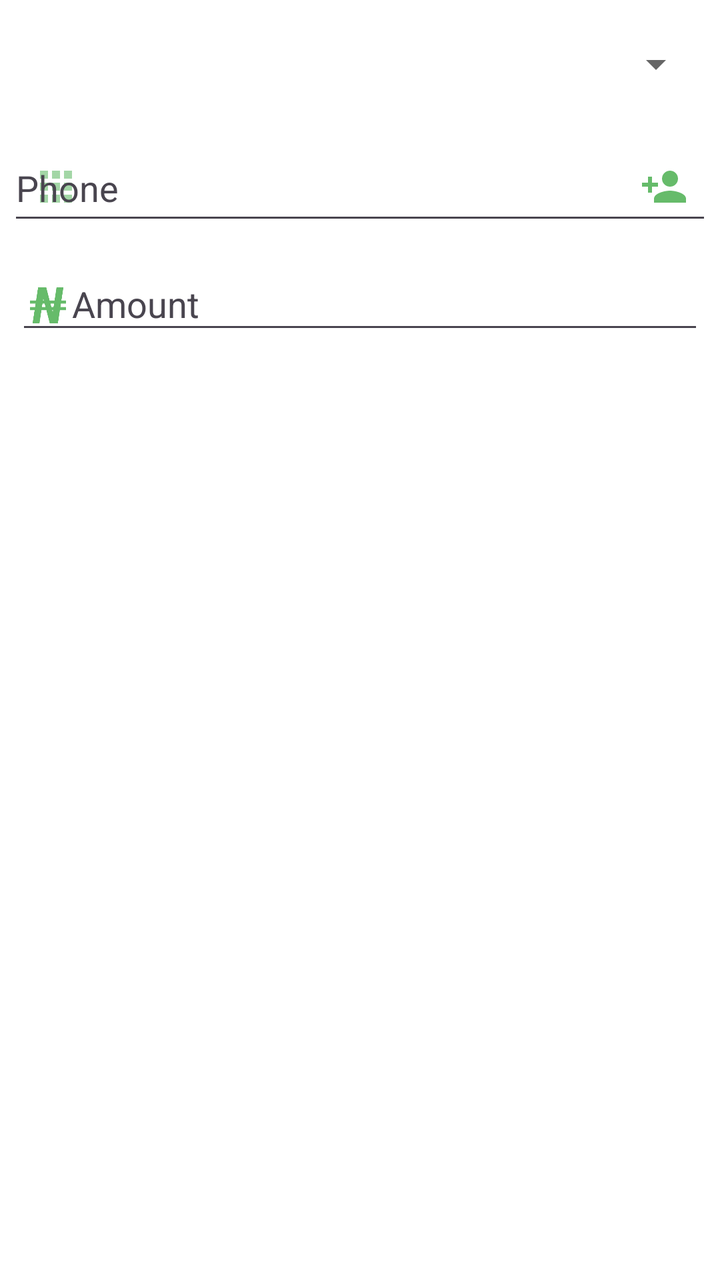
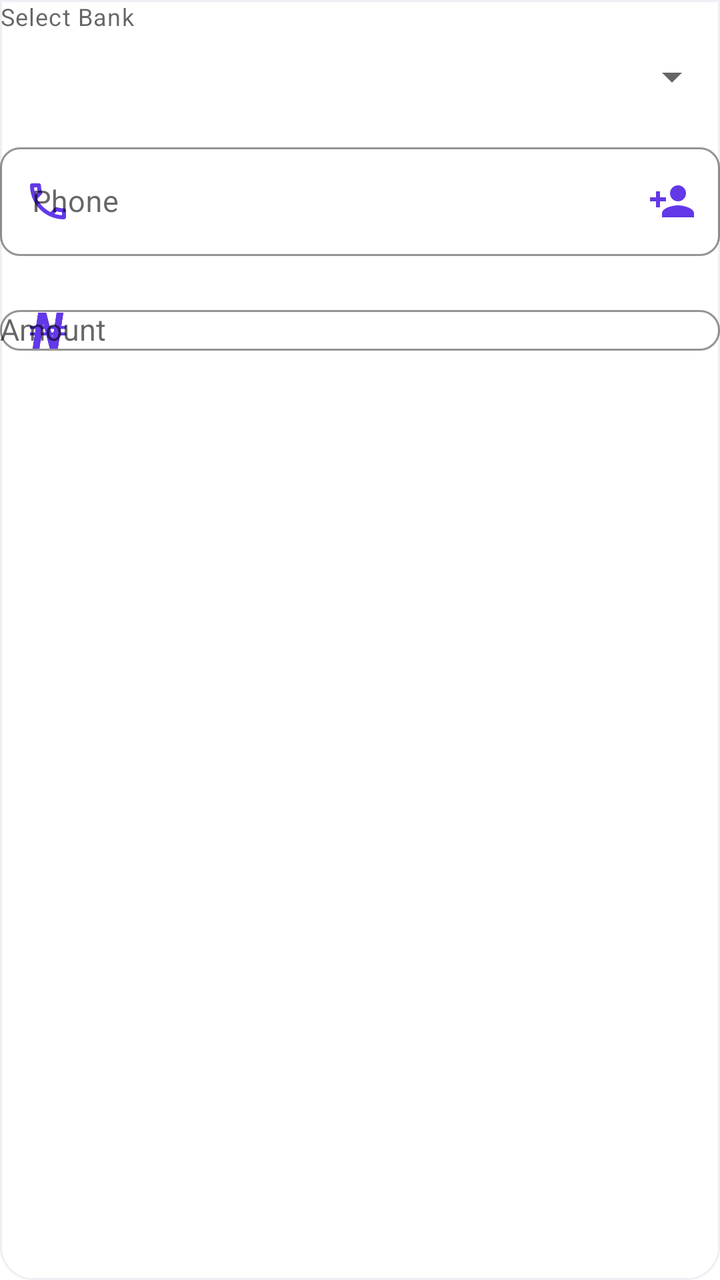

Compare the two renders of this Android layout. The source of the first and the diff that turns it into the second are given below.
<!-- AndroidManifest.xml: application theme Theme.EasyCheck -->
<!-- res/layout/airtime_from_bank.xml -->
<?xml version="1.0" encoding="utf-8"?>
<androidx.constraintlayout.widget.ConstraintLayout xmlns:android="http://schemas.android.com/apk/res/android"
    xmlns:app="http://schemas.android.com/apk/res-auto"
    android:layout_width="match_parent"
    android:layout_height="wrap_content"
    android:padding="4.0dip">

    <androidx.appcompat.widget.LinearLayoutCompat
        android:id="@id/contact_bg_layout"
        android:layout_width="match_parent"
        android:layout_height="wrap_content"
        android:layout_marginBottom="4.0dip"
        android:orientation="vertical"
        app:layout_constraintTop_toTopOf="parent"
        app:layout_constraintLeft_toLeftOf="parent"
        app:layout_constraintRight_toRightOf="parent">

        <com.google.android.material.textfield.TextInputLayout
            style="@style/Widget.Material3.TextInputLayout.OutlinedBox.Dense.ExposedDropdownMenu"
            android:layout_width="match_parent"
            android:layout_height="wrap_content"
            android:layout_margin="4.0dip"
            android:theme="@style/Theme.Material3.DayNight"
            app:endIconMode="none">
            <Spinner
                android:id="@+id/bank_spinner"
                android:layout_width="match_parent"
                android:layout_height="wrap_content"
                android:minHeight="48.0dip"
                android:spinnerMode="dropdown"
                android:theme="@style/USSDTheme" />
        </com.google.android.material.textfield.TextInputLayout>

        <com.google.android.material.textfield.TextInputLayout
            android:id="@+id/recharge_phone_layout"
            style="@style/Widget.Material3.TextInputLayout.OutlinedBox.ExposedDropdownMenu"
            android:layout_width="match_parent"
            android:layout_height="wrap_content"
            android:layout_marginVertical="4.0dip"
            android:layout_marginTop="4.0dip"
            android:layout_marginBottom="4.0dip"
            android:hint="@string/phone"
            android:theme="@style/Theme.Material3.DayNight"
            app:endIconDrawable="@drawable/ic_baseline_person_add_24"
            app:endIconMode="custom"
            app:endIconTint="@color/green_400"
            app:startIconDrawable="@drawable/ic_action_phone"
            app:startIconTint="@color/green_400">

            <com.google.android.material.textfield.TextInputEditText
                android:id="@+id/recharge_phone"
                android:layout_width="match_parent"
                android:textColor="@color/grey_700"
                android:layout_height="match_parent"
                android:inputType="phone"
                android:textColorHint="@color/grey_20" />
        </com.google.android.material.textfield.TextInputLayout>


        <com.google.android.material.textfield.TextInputLayout
            android:layout_width="match_parent"
            android:layout_height="wrap_content"
            android:layout_margin="4.0dip"
            android:hint="@string/amount"
            android:theme="@style/Theme.Material3.DayNight"
            app:endIconMode="clear_text">

            <com.google.android.material.textfield.MaterialAutoCompleteTextView
                android:id="@+id/amount_selected"
                android:layout_width="match_parent"
                android:layout_height="wrap_content"
                android:textColor="@color/grey_700"
                android:drawableStart="@drawable/ic_naira_24"
                android:drawableTint="@color/green_400"
                android:inputType="phone" />
        </com.google.android.material.textfield.TextInputLayout>
    </androidx.appcompat.widget.LinearLayoutCompat>

    <androidx.constraintlayout.widget.ConstraintLayout
        android:id="@+id/sim_place_holder"
        android:layout_width="wrap_content"
        android:layout_height="wrap_content"
        app:layout_constraintLeft_toLeftOf="parent"
        app:layout_constraintRight_toRightOf="parent"
        app:layout_constraintTop_toBottomOf="@+id/contact_bg_layout" />
</androidx.constraintlayout.widget.ConstraintLayout>
<!-- resources referenced by this layout -->
<resources>
  <color name="green_400">#ff66bb6a</color>
  <color name="grey_20">#ffcccccc</color>
  <color name="grey_700">#ff616161</color>
  <!-- drawable ic_action_phone (drawable-anydpi) -->
  <vector xmlns:android="http://schemas.android.com/apk/res/android"
      android:width="24dp"
      android:height="24dp"
      android:viewportWidth="24"
      android:viewportHeight="24"
      android:tint="#333333"
      android:alpha="0.6">
    <path
        android:fillColor="@android:color/white"
        android:pathData="M4,8h4L8,4L4,4v4zM10,20h4v-4h-4v4zM4,20h4v-4L4,16v4zM4,14h4v-4L4,10v4zM10,14h4v-4h-4v4zM16,4v4h4L20,4h-4zM10,8h4L14,4h-4v4zM16,14h4v-4h-4v4zM16,20h4v-4h-4v4z"/>
  </vector>
  <!-- drawable ic_baseline_person_add_24 (drawable) -->
  <?xml version="1.0" encoding="utf-8"?>
  <vector android:tint="#ffffffff" android:height="24.0dip" android:width="24.0dip" android:viewportWidth="24.0" android:viewportHeight="24.0"
    xmlns:android="http://schemas.android.com/apk/res/android">
      <path android:fillColor="@android:color/white" android:pathData="M15,12c2.21,0 4,-1.79 4,-4s-1.79,-4 -4,-4 -4,1.79 -4,4 1.79,4 4,4zM6,10L6,7L4,7v3L1,10v2h3v3h2v-3h3v-2L6,10zM15,14c-2.67,0 -8,1.34 -8,4v2h16v-2c0,-2.66 -5.33,-4 -8,-4z" />
  </vector>
  <!-- drawable ic_naira_24 (drawable) -->
  <?xml version="1.0" encoding="utf-8"?>
  <layer-list
    xmlns:android="http://schemas.android.com/apk/res/android">
      <item android:height="18.0dip" android:width="18.0dip" android:drawable="@drawable/naira" android:start="3.0dip" android:end="3.0dip" />
  </layer-list>
  <string name="amount">Amount</string>
  <string name="phone">Phone</string>
  <style name="USSDTheme" parent="@style/Theme.MaterialComponents.Light.NoActionBar">
          <item name="android:statusBarColor">@android:color/transparent</item>
          <item name="colorAccent">@color/colorAccent</item>
          <item name="colorPrimary">@color/colorPrimary</item>
          <item name="colorPrimaryDark">@color/colorPrimaryDark</item>
          <item name="dialogTheme">@style/ThemeOverlay.MaterialComponents.Dialog.Alert</item>
          <item name="materialAlertDialogTheme">@style/ThemeOverlay.MaterialComponents.Dialog.Alert</item>
      </style>
  <style name="Theme.EasyCheck" parent="Theme.MaterialComponents.Light.NoActionBar">
          
          <item name="colorPrimary">@color/purple_500</item>
          <item name="colorPrimaryVariant">@color/purple_700</item>
          <item name="colorOnPrimary">@color/white</item>
          <item name="rippleColor">@color/rippleColor</item>
          
          <item name="colorSecondary">@color/teal_200</item>
          <item name="colorSecondaryVariant">@color/teal_700</item>
          <item name="colorOnSecondary">@color/black</item>
          
          <item name="android:statusBarColor">#4934D8</item>
          
      </style>
  <!-- drawable naira: png bitmap (drawable, 2474 bytes) -->
  <color name="colorAccent">#FFBB86FC</color>
  <color name="colorPrimary">#D633A0</color>
  <color name="colorPrimaryDark">#683087</color>
  <color name="purple_500">#FF6200EE</color>
  <color name="purple_700">#FF3700B3</color>
  <color name="white">#FFFFFFFF</color>
  <color name="rippleColor">#33000000</color>
  <color name="teal_200">#FF03DAC5</color>
  <color name="teal_700">#FF018786</color>
  <color name="black">#FF000000</color>
</resources>

<!-- the commit's change to res/layout/airtime_from_bank.xml (unified diff, before → after) -->
@@ -1,86 +1,96 @@
 <?xml version="1.0" encoding="utf-8"?>
-<androidx.constraintlayout.widget.ConstraintLayout xmlns:android="http://schemas.android.com/apk/res/android"
+<LinearLayout
+    xmlns:android="http://schemas.android.com/apk/res/android"
     xmlns:app="http://schemas.android.com/apk/res-auto"
     android:layout_width="match_parent"
     android:layout_height="wrap_content"
-    android:padding="4.0dip">
+    android:layout_marginHorizontal="12dp"
+    android:layout_marginBottom="6dp"
+    android:orientation="vertical"
+    android:background="@drawable/bg_reveal_panel">
 
-    <androidx.appcompat.widget.LinearLayoutCompat
-        android:id="@id/contact_bg_layout"
+    
+    <com.google.android.material.textfield.TextInputLayout
         android:layout_width="match_parent"
         android:layout_height="wrap_content"
-        android:layout_marginBottom="4.0dip"
-        android:orientation="vertical"
-        app:layout_constraintTop_toTopOf="parent"
-        app:layout_constraintLeft_toLeftOf="parent"
-        app:layout_constraintRight_toRightOf="parent">
+        android:layout_marginBottom="8dp"
+        app:helperText="Select Bank"
+        app:boxCornerRadiusTopStart="10dp"
+        app:boxCornerRadiusTopEnd="10dp"
+        app:boxCornerRadiusBottomStart="10dp"
+        app:boxCornerRadiusBottomEnd="10dp"
+        app:boxStrokeColor="#4934D8">
 
-        <com.google.android.material.textfield.TextInputLayout
-            style="@style/Widget.Material3.TextInputLayout.OutlinedBox.Dense.ExposedDropdownMenu"
+        <Spinner
+            android:id="@+id/bank_spinner"
             android:layout_width="match_parent"
             android:layout_height="wrap_content"
-            android:layout_margin="4.0dip"
-            android:theme="@style/Theme.Material3.DayNight"
-            app:endIconMode="none">
-            <Spinner
-                android:id="@+id/bank_spinner"
-                android:layout_width="match_parent"
-                android:layout_height="wrap_content"
-                android:minHeight="48.0dip"
-                android:spinnerMode="dropdown"
-                android:theme="@style/USSDTheme" />
-        </com.google.android.material.textfield.TextInputLayout>
+            android:minHeight="44dp"
+            android:spinnerMode="dropdown" />
 
-        <com.google.android.material.textfield.TextInputLayout
-            android:id="@+id/recharge_phone_layout"
-            style="@style/Widget.Material3.TextInputLayout.OutlinedBox.ExposedDropdownMenu"
+    </com.google.android.material.textfield.TextInputLayout>
+
+    
+    <com.google.android.material.textfield.TextInputLayout
+        android:id="@+id/recharge_phone_layout"
+        style="@style/Widget.MaterialComponents.TextInputLayout.OutlinedBox"
+        android:layout_width="match_parent"
+        android:layout_height="wrap_content"
+        android:layout_marginBottom="8dp"
+        android:hint="@string/phone"
+        app:boxCornerRadiusTopStart="10dp"
+        app:boxCornerRadiusTopEnd="10dp"
+        app:boxCornerRadiusBottomStart="10dp"
+        app:boxCornerRadiusBottomEnd="10dp"
+        app:boxStrokeColor="#4934D8"
+        app:startIconDrawable="@drawable/ic_phone_outline"
+        app:startIconTint="#6338E8"
+        app:endIconDrawable="@drawable/ic_baseline_person_add_24"
+        app:endIconMode="custom"
+        app:endIconTint="#6338E8">
+
+        <com.google.android.material.textfield.TextInputEditText
+            android:id="@+id/recharge_phone"
             android:layout_width="match_parent"
             android:layout_height="wrap_content"
-            android:layout_marginVertical="4.0dip"
-            android:layout_marginTop="4.0dip"
-            android:layout_marginBottom="4.0dip"
-            android:hint="@string/phone"
-            android:theme="@style/Theme.Material3.DayNight"
-            app:endIconDrawable="@drawable/ic_baseline_person_add_24"
-            app:endIconMode="custom"
-            app:endIconTint="@color/green_400"
-            app:startIconDrawable="@drawable/ic_action_phone"
-            app:startIconTint="@color/green_400">
+            android:inputType="phone"
+            android:maxLength="15"
+            android:singleLine="true"
+            android:textSize="15sp" />
 
-            <com.google.android.material.textfield.TextInputEditText
-                android:id="@+id/recharge_phone"
-                android:layout_width="match_parent"
-                android:textColor="@color/grey_700"
-                android:layout_height="match_parent"
-                android:inputType="phone"
-                android:textColorHint="@color/grey_20" />
-        </com.google.android.material.textfield.TextInputLayout>
+    </com.google.android.material.textfield.TextInputLayout>
 
+    
+    <com.google.android.material.textfield.TextInputLayout
+        style="@style/Widget.MaterialComponents.TextInputLayout.OutlinedBox"
+        android:layout_width="match_parent"
+        android:layout_height="wrap_content"
+        android:layout_marginBottom="10dp"
+        android:hint="@string/amount"
+        app:boxCornerRadiusTopStart="10dp"
+        app:boxCornerRadiusTopEnd="10dp"
+        app:boxCornerRadiusBottomStart="10dp"
+        app:boxCornerRadiusBottomEnd="10dp"
+        app:boxStrokeColor="#4934D8"
+        app:startIconDrawable="@drawable/ic_naira_24"
+        app:startIconTint="#6338E8"
+        app:endIconMode="clear_text">
 
-        <com.google.android.material.textfield.TextInputLayout
+        <com.google.android.material.textfield.MaterialAutoCompleteTextView
+            android:id="@+id/amount_selected"
             android:layout_width="match_parent"
             android:layout_height="wrap_content"
-            android:layout_margin="4.0dip"
-            android:hint="@string/amount"
-            android:theme="@style/Theme.Material3.DayNight"
-            app:endIconMode="clear_text">
+            android:inputType="number"
+            android:maxLength="8"
+            android:singleLine="true"
+            android:textSize="15sp" />
 
-            <com.google.android.material.textfield.MaterialAutoCompleteTextView
-                android:id="@+id/amount_selected"
-                android:layout_width="match_parent"
-                android:layout_height="wrap_content"
-                android:textColor="@color/grey_700"
-                android:drawableStart="@drawable/ic_naira_24"
-                android:drawableTint="@color/green_400"
-                android:inputType="phone" />
-        </com.google.android.material.textfield.TextInputLayout>
-    </androidx.appcompat.widget.LinearLayoutCompat>
+    </com.google.android.material.textfield.TextInputLayout>
 
-    <androidx.constraintlayout.widget.ConstraintLayout
+    
+    <FrameLayout
         android:id="@+id/sim_place_holder"
-        android:layout_width="wrap_content"
-        android:layout_height="wrap_content"
-        app:layout_constraintLeft_toLeftOf="parent"
-        app:layout_constraintRight_toRightOf="parent"
-        app:layout_constraintTop_toBottomOf="@+id/contact_bg_layout" />
-</androidx.constraintlayout.widget.ConstraintLayout>
+        android:layout_width="match_parent"
+        android:layout_height="wrap_content" />
+
+</LinearLayout>
<!-- resource entries referenced after the edit -->
@@ -1,20 +1,17 @@
 <!-- resources referenced by this layout -->
 <resources>
-  <color name="green_400">#ff66bb6a</color>
-  <color name="grey_20">#ffcccccc</color>
-  <color name="grey_700">#ff616161</color>
-  <!-- drawable ic_action_phone (drawable-anydpi) -->
-  <vector xmlns:android="http://schemas.android.com/apk/res/android"
-      android:width="24dp"
-      android:height="24dp"
-      android:viewportWidth="24"
-      android:viewportHeight="24"
-      android:tint="#333333"
-      android:alpha="0.6">
-    <path
-        android:fillColor="@android:color/white"
-        android:pathData="M4,8h4L8,4L4,4v4zM10,20h4v-4h-4v4zM4,20h4v-4L4,16v4zM4,14h4v-4L4,10v4zM10,14h4v-4h-4v4zM16,4v4h4L20,4h-4zM10,8h4L14,4h-4v4zM16,14h4v-4h-4v4zM16,20h4v-4h-4v4z"/>
-  </vector>
+  <!-- drawable bg_reveal_panel (drawable) -->
+  <?xml version="1.0" encoding="utf-8"?>
+  <shape xmlns:android="http://schemas.android.com/apk/res/android">
+      <solid android:color="#FFFFFF" />
+      <corners
+          android:bottomLeftRadius="16dp"
+          android:bottomRightRadius="16dp" />
+  
+      <stroke
+          android:width="1dp"
+          android:color="#EEEEF4" />
+  </shape>
   <!-- drawable ic_baseline_person_add_24 (drawable) -->
   <?xml version="1.0" encoding="utf-8"?>
   <vector android:tint="#ffffffff" android:height="24.0dip" android:width="24.0dip" android:viewportWidth="24.0" android:viewportHeight="24.0"
@@ -27,16 +24,14 @@
     xmlns:android="http://schemas.android.com/apk/res/android">
       <item android:height="18.0dip" android:width="18.0dip" android:drawable="@drawable/naira" android:start="3.0dip" android:end="3.0dip" />
   </layer-list>
+  <!-- drawable ic_phone_outline (drawable) -->
+  <?xml version="1.0" encoding="utf-8"?>
+  <vector android:tint="#ffffffff" android:height="24.0dip" android:width="24.0dip" android:viewportWidth="24.0" android:viewportHeight="24.0"
+    xmlns:android="http://schemas.android.com/apk/res/android">
+      <path android:fillColor="@android:color/white" android:pathData="M6.54,5c0.06,0.89 0.21,1.76 0.45,2.59l-1.2,1.2c-0.41,-1.2 -0.67,-2.47 -0.76,-3.79h1.51m9.86,12.02c0.85,0.24 1.72,0.39 2.6,0.45v1.49c-1.32,-0.09 -2.59,-0.35 -3.8,-0.75l1.2,-1.19M7.5,3H4c-0.55,0 -1,0.45 -1,1 0,9.39 7.61,17 17,17 0.55,0 1,-0.45 1,-1v-3.49c0,-0.55 -0.45,-1 -1,-1 -1.24,0 -2.45,-0.2 -3.57,-0.57 -0.1,-0.04 -0.21,-0.05 -0.31,-0.05 -0.26,0 -0.51,0.1 -0.71,0.29l-2.2,2.2c-2.83,-1.45 -5.15,-3.76 -6.59,-6.59l2.2,-2.2c0.28,-0.28 0.36,-0.67 0.25,-1.02C8.7,6.45 8.5,5.25 8.5,4c0,-0.55 -0.45,-1 -1,-1z" />
+  </vector>
   <string name="amount">Amount</string>
   <string name="phone">Phone</string>
-  <style name="USSDTheme" parent="@style/Theme.MaterialComponents.Light.NoActionBar">
-          <item name="android:statusBarColor">@android:color/transparent</item>
-          <item name="colorAccent">@color/colorAccent</item>
-          <item name="colorPrimary">@color/colorPrimary</item>
-          <item name="colorPrimaryDark">@color/colorPrimaryDark</item>
-          <item name="dialogTheme">@style/ThemeOverlay.MaterialComponents.Dialog.Alert</item>
-          <item name="materialAlertDialogTheme">@style/ThemeOverlay.MaterialComponents.Dialog.Alert</item>
-      </style>
   <style name="Theme.EasyCheck" parent="Theme.MaterialComponents.Light.NoActionBar">
           
           <item name="colorPrimary">@color/purple_500</item>
@@ -52,9 +47,6 @@
           
       </style>
   <!-- drawable naira: png bitmap (drawable, 2474 bytes) -->
-  <color name="colorAccent">#FFBB86FC</color>
-  <color name="colorPrimary">#D633A0</color>
-  <color name="colorPrimaryDark">#683087</color>
   <color name="purple_500">#FF6200EE</color>
   <color name="purple_700">#FF3700B3</color>
   <color name="white">#FFFFFFFF</color>
